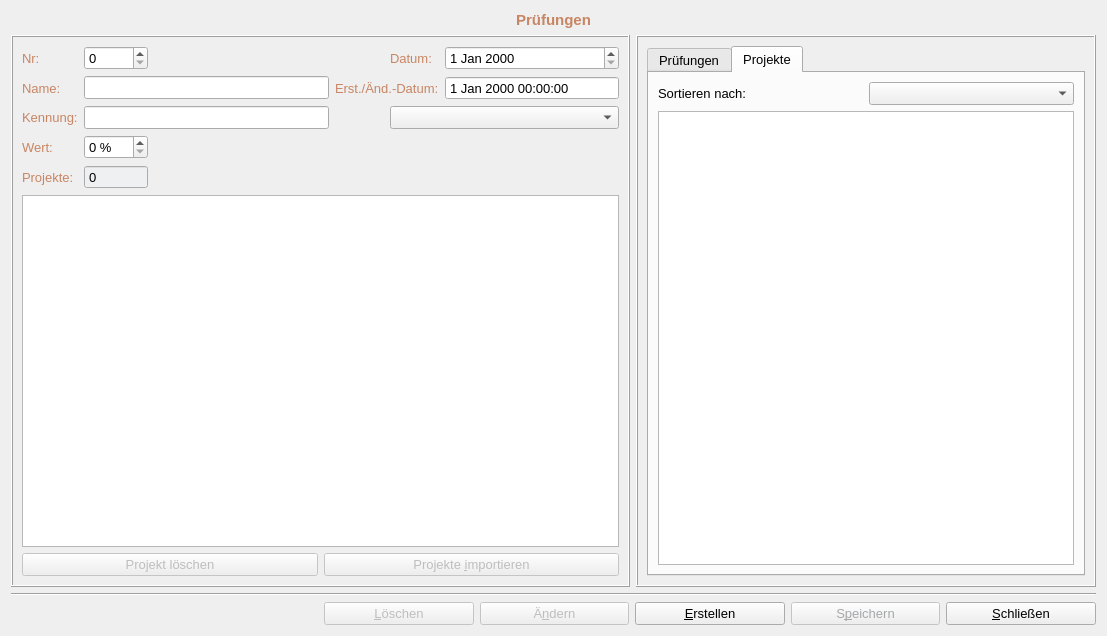
The window that formskills.ui (fasa1964/fshkap) describes before a commit, drawn with Qt 5.
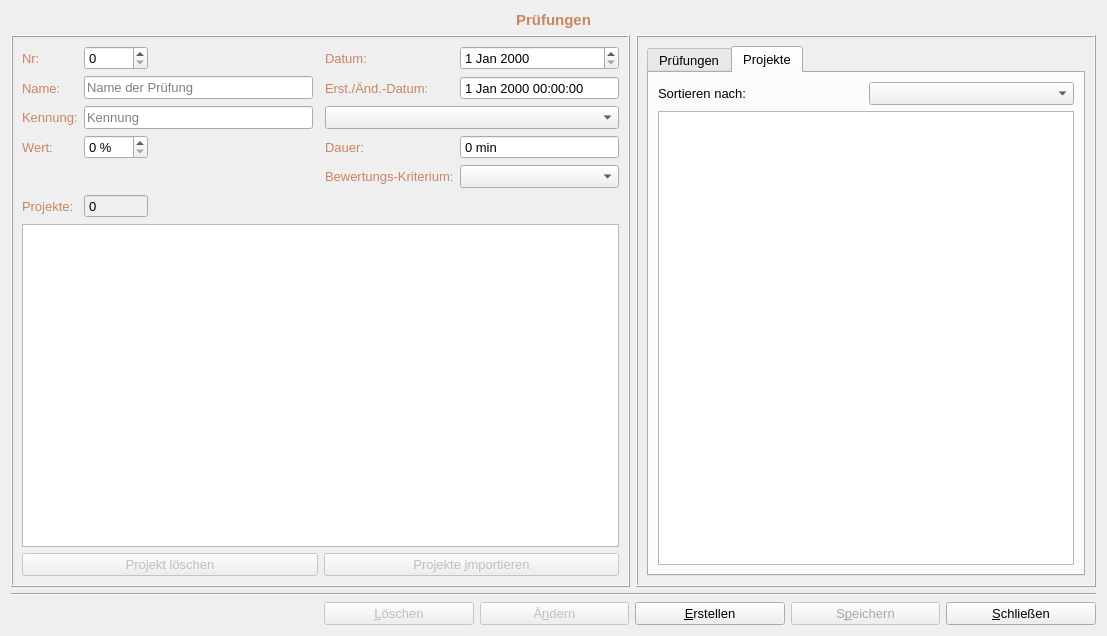
The same window after the commit.

Commit message: Add evaluation criteria for calculate the result.

```diff
--- a/formskills.ui
+++ b/formskills.ui
@@ -154,6 +154,50 @@
         </property>
        </spacer>
       </item>
+      <item row="1" column="0">
+       <widget class="QLabel" name="label_3">
+        <property name="palette">
+         <palette>
+          <active>
+           <colorrole role="WindowText">
+            <brush brushstyle="SolidPattern">
+             <color alpha="255">
+              <red>200</red>
+              <green>133</green>
+              <blue>99</blue>
+             </color>
+            </brush>
+           </colorrole>
+          </active>
+          <inactive>
+           <colorrole role="WindowText">
+            <brush brushstyle="SolidPattern">
+             <color alpha="255">
+              <red>200</red>
+              <green>133</green>
+              <blue>99</blue>
+             </color>
+            </brush>
+           </colorrole>
+          </inactive>
+          <disabled>
+           <colorrole role="WindowText">
+            <brush brushstyle="SolidPattern">
+             <color alpha="255">
+              <red>165</red>
+              <green>167</green>
+              <blue>169</blue>
+             </color>
+            </brush>
+           </colorrole>
+          </disabled>
+         </palette>
+        </property>
+        <property name="text">
+         <string>Name:</string>
+        </property>
+       </widget>
+      </item>
       <item row="0" column="4">
        <widget class="QLabel" name="label_7">
         <property name="palette">
@@ -201,146 +245,21 @@
       <item row="0" column="5">
        <widget class="QDateEdit" name="dateEdit"/>
       </item>
-      <item row="1" column="0">
-       <widget class="QLabel" name="label_3">
-        <property name="palette">
-         <palette>
-          <active>
-           <colorrole role="WindowText">
-            <brush brushstyle="SolidPattern">
-             <color alpha="255">
-              <red>200</red>
-              <green>133</green>
-              <blue>99</blue>
-             </color>
-            </brush>
-           </colorrole>
-          </active>
-          <inactive>
-           <colorrole role="WindowText">
-            <brush brushstyle="SolidPattern">
-             <color alpha="255">
-              <red>200</red>
-              <green>133</green>
-              <blue>99</blue>
-             </color>
-            </brush>
-           </colorrole>
-          </inactive>
-          <disabled>
-           <colorrole role="WindowText">
-            <brush brushstyle="SolidPattern">
-             <color alpha="255">
-              <red>165</red>
-              <green>167</green>
-              <blue>169</blue>
-             </color>
-            </brush>
-           </colorrole>
-          </disabled>
-         </palette>
-        </property>
-        <property name="text">
-         <string>Name:</string>
-        </property>
-       </widget>
-      </item>
-      <item row="1" column="1" colspan="2">
-       <widget class="QLineEdit" name="nameEdit"/>
-      </item>
-      <item row="2" column="0">
-       <widget class="QLabel" name="label_4">
-        <property name="palette">
-         <palette>
-          <active>
-           <colorrole role="WindowText">
-            <brush brushstyle="SolidPattern">
-             <color alpha="255">
-              <red>200</red>
-              <green>133</green>
-              <blue>99</blue>
-             </color>
-            </brush>
-           </colorrole>
-          </active>
-          <inactive>
-           <colorrole role="WindowText">
-            <brush brushstyle="SolidPattern">
-             <color alpha="255">
-              <red>200</red>
-              <green>133</green>
-              <blue>99</blue>
-             </color>
-            </brush>
-           </colorrole>
-          </inactive>
-          <disabled>
-           <colorrole role="WindowText">
-            <brush brushstyle="SolidPattern">
-             <color alpha="255">
-              <red>165</red>
-              <green>167</green>
-              <blue>169</blue>
-             </color>
-            </brush>
-           </colorrole>
-          </disabled>
-         </palette>
-        </property>
-        <property name="text">
-         <string>Kennung:</string>
-        </property>
-       </widget>
-      </item>
       <item row="2" column="1" colspan="2">
-       <widget class="QLineEdit" name="kennungEdit"/>
-      </item>
-      <item row="3" column="0">
-       <widget class="QLabel" name="label_9">
-        <property name="palette">
-         <palette>
-          <active>
-           <colorrole role="WindowText">
-            <brush brushstyle="SolidPattern">
-             <color alpha="255">
-              <red>200</red>
-              <green>133</green>
-              <blue>99</blue>
-             </color>
-            </brush>
-           </colorrole>
-          </active>
-          <inactive>
-           <colorrole role="WindowText">
-            <brush brushstyle="SolidPattern">
-             <color alpha="255">
-              <red>200</red>
-              <green>133</green>
-              <blue>99</blue>
-             </color>
-            </brush>
-           </colorrole>
-          </inactive>
-          <disabled>
-           <colorrole role="WindowText">
-            <brush brushstyle="SolidPattern">
-             <color alpha="255">
-              <red>165</red>
-              <green>167</green>
-              <blue>169</blue>
-             </color>
-            </brush>
-           </colorrole>
-          </disabled>
-         </palette>
+       <widget class="QLineEdit" name="kennungEdit">
+        <property name="toolTip">
+         <string>&lt;html&gt;&lt;head/&gt;&lt;body&gt;&lt;p&gt;Die Kennung sollte den Kennungen der Projekten, die den Prüfungen zugeordnet werden,  entsprechen!&lt;/p&gt;&lt;/body&gt;&lt;/html&gt;</string>
         </property>
-        <property name="text">
-         <string>Wert:</string>
+        <property name="placeholderText">
+         <string>Kennung</string>
         </property>
        </widget>
       </item>
       <item row="3" column="1">
        <widget class="QSpinBox" name="wertBox">
+        <property name="toolTip">
+         <string>&lt;html&gt;&lt;head/&gt;&lt;body&gt;&lt;p&gt;Die Gewichtung in der gesamten Prüfung in %.&lt;/p&gt;&lt;/body&gt;&lt;/html&gt;</string>
+        </property>
         <property name="suffix">
          <string> %</string>
         </property>
@@ -349,8 +268,8 @@
         </property>
        </widget>
       </item>
-      <item row="4" column="0">
-       <widget class="QLabel" name="label_6">
+      <item row="3" column="0">
+       <widget class="QLabel" name="label_9">
         <property name="palette">
          <palette>
           <active>
@@ -389,11 +308,62 @@
          </palette>
         </property>
         <property name="text">
-         <string>Projekte:</string>
+         <string>Wert:</string>
         </property>
        </widget>
       </item>
-      <item row="4" column="1">
+      <item row="1" column="1" colspan="2">
+       <widget class="QLineEdit" name="nameEdit">
+        <property name="placeholderText">
+         <string>Name der Prüfung</string>
+        </property>
+       </widget>
+      </item>
+      <item row="2" column="0">
+       <widget class="QLabel" name="label_4">
+        <property name="palette">
+         <palette>
+          <active>
+           <colorrole role="WindowText">
+            <brush brushstyle="SolidPattern">
+             <color alpha="255">
+              <red>200</red>
+              <green>133</green>
+              <blue>99</blue>
+             </color>
+            </brush>
+           </colorrole>
+          </active>
+          <inactive>
+           <colorrole role="WindowText">
+            <brush brushstyle="SolidPattern">
+             <color alpha="255">
+              <red>200</red>
+              <green>133</green>
+              <blue>99</blue>
+             </color>
+            </brush>
+           </colorrole>
+          </inactive>
+          <disabled>
+           <colorrole role="WindowText">
+            <brush brushstyle="SolidPattern">
+             <color alpha="255">
+              <red>165</red>
+              <green>167</green>
+              <blue>169</blue>
+             </color>
+            </brush>
+           </colorrole>
+          </disabled>
+         </palette>
+        </property>
+        <property name="text">
+         <string>Kennung:</string>
+        </property>
+       </widget>
+      </item>
+      <item row="6" column="1">
        <widget class="QSpinBox" name="countProjekteBox">
         <property name="palette">
          <palette>
@@ -440,7 +410,7 @@
         </property>
        </widget>
       </item>
-      <item row="4" column="5">
+      <item row="6" column="5">
        <spacer name="horizontalSpacer_3">
         <property name="orientation">
          <enum>Qt::Horizontal</enum>
@@ -453,7 +423,51 @@
         </property>
        </spacer>
       </item>
-      <item row="5" column="0" colspan="6">
+      <item row="6" column="0">
+       <widget class="QLabel" name="label_6">
+        <property name="palette">
+         <palette>
+          <active>
+           <colorrole role="WindowText">
+            <brush brushstyle="SolidPattern">
+             <color alpha="255">
+              <red>200</red>
+              <green>133</green>
+              <blue>99</blue>
+             </color>
+            </brush>
+           </colorrole>
+          </active>
+          <inactive>
+           <colorrole role="WindowText">
+            <brush brushstyle="SolidPattern">
+             <color alpha="255">
+              <red>200</red>
+              <green>133</green>
+              <blue>99</blue>
+             </color>
+            </brush>
+           </colorrole>
+          </inactive>
+          <disabled>
+           <colorrole role="WindowText">
+            <brush brushstyle="SolidPattern">
+             <color alpha="255">
+              <red>165</red>
+              <green>167</green>
+              <blue>169</blue>
+             </color>
+            </brush>
+           </colorrole>
+          </disabled>
+         </palette>
+        </property>
+        <property name="text">
+         <string>Projekte:</string>
+        </property>
+       </widget>
+      </item>
+      <item row="7" column="0" colspan="6">
        <widget class="QTableWidget" name="skillProjektTable">
         <property name="enabled">
          <bool>true</bool>
@@ -461,9 +475,13 @@
        </widget>
       </item>
       <item row="2" column="4" colspan="2">
-       <widget class="QComboBox" name="kennungBox"/>
+       <widget class="QComboBox" name="kennungBox">
+        <property name="toolTip">
+         <string>&lt;html&gt;&lt;head/&gt;&lt;body&gt;&lt;p&gt;Die zur Verfügung stehenden Kennungen.&lt;/p&gt;&lt;/body&gt;&lt;/html&gt;</string>
+        </property>
+       </widget>
       </item>
-      <item row="6" column="0" colspan="6">
+      <item row="8" column="0" colspan="6">
        <layout class="QHBoxLayout" name="horizontalLayout_3">
         <item>
          <widget class="QPushButton" name="deleteSkillProjektButton">
@@ -497,51 +515,7 @@
         </property>
        </widget>
       </item>
-      <item row="1" column="3" colspan="2">
-       <widget class="QLabel" name="label_5">
-        <property name="palette">
-         <palette>
-          <active>
-           <colorrole role="WindowText">
-            <brush brushstyle="SolidPattern">
-             <color alpha="255">
-              <red>200</red>
-              <green>133</green>
-              <blue>99</blue>
-             </color>
-            </brush>
-           </colorrole>
-          </active>
-          <inactive>
-           <colorrole role="WindowText">
-            <brush brushstyle="SolidPattern">
-             <color alpha="255">
-              <red>200</red>
-              <green>133</green>
-              <blue>99</blue>
-             </color>
-            </brush>
-           </colorrole>
-          </inactive>
-          <disabled>
-           <colorrole role="WindowText">
-            <brush brushstyle="SolidPattern">
-             <color alpha="255">
-              <red>165</red>
-              <green>167</green>
-              <blue>169</blue>
-             </color>
-            </brush>
-           </colorrole>
-          </disabled>
-         </palette>
-        </property>
-        <property name="text">
-         <string>Erst./Änd.-Datum:</string>
-        </property>
-       </widget>
-      </item>
-      <item row="4" column="2" colspan="3">
+      <item row="6" column="2" colspan="3">
        <spacer name="horizontalSpacer_2">
         <property name="orientation">
          <enum>Qt::Horizontal</enum>
@@ -554,6 +528,163 @@
         </property>
        </spacer>
       </item>
+      <item row="3" column="5">
+       <widget class="QSpinBox" name="durationBox">
+        <property name="toolTip">
+         <string>&lt;html&gt;&lt;head/&gt;&lt;body&gt;&lt;p&gt;Wird automatisch berechnet. &lt;/p&gt;&lt;p&gt;Abhängig von den Projekten.&lt;/p&gt;&lt;/body&gt;&lt;/html&gt;</string>
+        </property>
+        <property name="readOnly">
+         <bool>true</bool>
+        </property>
+        <property name="buttonSymbols">
+         <enum>QAbstractSpinBox::NoButtons</enum>
+        </property>
+        <property name="suffix">
+         <string> min</string>
+        </property>
+        <property name="prefix">
+         <string/>
+        </property>
+        <property name="maximum">
+         <number>999</number>
+        </property>
+       </widget>
+      </item>
+      <item row="3" column="4">
+       <widget class="QLabel" name="label_10">
+        <property name="palette">
+         <palette>
+          <active>
+           <colorrole role="WindowText">
+            <brush brushstyle="SolidPattern">
+             <color alpha="255">
+              <red>200</red>
+              <green>133</green>
+              <blue>99</blue>
+             </color>
+            </brush>
+           </colorrole>
+          </active>
+          <inactive>
+           <colorrole role="WindowText">
+            <brush brushstyle="SolidPattern">
+             <color alpha="255">
+              <red>200</red>
+              <green>133</green>
+              <blue>99</blue>
+             </color>
+            </brush>
+           </colorrole>
+          </inactive>
+          <disabled>
+           <colorrole role="WindowText">
+            <brush brushstyle="SolidPattern">
+             <color alpha="255">
+              <red>120</red>
+              <green>120</green>
+              <blue>120</blue>
+             </color>
+            </brush>
+           </colorrole>
+          </disabled>
+         </palette>
+        </property>
+        <property name="text">
+         <string>Dauer:</string>
+        </property>
+       </widget>
+      </item>
+      <item row="4" column="4">
+       <widget class="QLabel" name="label_11">
+        <property name="palette">
+         <palette>
+          <active>
+           <colorrole role="WindowText">
+            <brush brushstyle="SolidPattern">
+             <color alpha="255">
+              <red>200</red>
+              <green>133</green>
+              <blue>99</blue>
+             </color>
+            </brush>
+           </colorrole>
+          </active>
+          <inactive>
+           <colorrole role="WindowText">
+            <brush brushstyle="SolidPattern">
+             <color alpha="255">
+              <red>200</red>
+              <green>133</green>
+              <blue>99</blue>
+             </color>
+            </brush>
+           </colorrole>
+          </inactive>
+          <disabled>
+           <colorrole role="WindowText">
+            <brush brushstyle="SolidPattern">
+             <color alpha="255">
+              <red>120</red>
+              <green>120</green>
+              <blue>120</blue>
+             </color>
+            </brush>
+           </colorrole>
+          </disabled>
+         </palette>
+        </property>
+        <property name="text">
+         <string>Bewertungs-Kriterium:</string>
+        </property>
+       </widget>
+      </item>
+      <item row="1" column="4">
+       <widget class="QLabel" name="label_5">
+        <property name="palette">
+         <palette>
+          <active>
+           <colorrole role="WindowText">
+            <brush brushstyle="SolidPattern">
+             <color alpha="255">
+              <red>200</red>
+              <green>133</green>
+              <blue>99</blue>
+             </color>
+            </brush>
+           </colorrole>
+          </active>
+          <inactive>
+           <colorrole role="WindowText">
+            <brush brushstyle="SolidPattern">
+             <color alpha="255">
+              <red>200</red>
+              <green>133</green>
+              <blue>99</blue>
+             </color>
+            </brush>
+           </colorrole>
+          </inactive>
+          <disabled>
+           <colorrole role="WindowText">
+            <brush brushstyle="SolidPattern">
+             <color alpha="255">
+              <red>165</red>
+              <green>167</green>
+              <blue>169</blue>
+             </color>
+            </brush>
+           </colorrole>
+          </disabled>
+         </palette>
+        </property>
+        <property name="text">
+         <string>Erst./Änd.-Datum:</string>
+        </property>
+       </widget>
+      </item>
+      <item row="4" column="5">
+       <widget class="QComboBox" name="criteriaBox"/>
+      </item>
      </layout>
     </widget>
    </item>
@@ -606,7 +737,11 @@
            </widget>
           </item>
           <item row="0" column="1">
-           <widget class="QComboBox" name="sortKennunBox"/>
+           <widget class="QComboBox" name="sortKennunBox">
+            <property name="toolTip">
+             <string>&lt;html&gt;&lt;head/&gt;&lt;body&gt;&lt;p&gt;Sortierung nach Kennung.&lt;/p&gt;&lt;/body&gt;&lt;/html&gt;</string>
+            </property>
+           </widget>
           </item>
           <item row="1" column="0" colspan="2">
            <widget class="QTableWidget" name="projektTable"/>
```
The commit also changes 8 other files.
